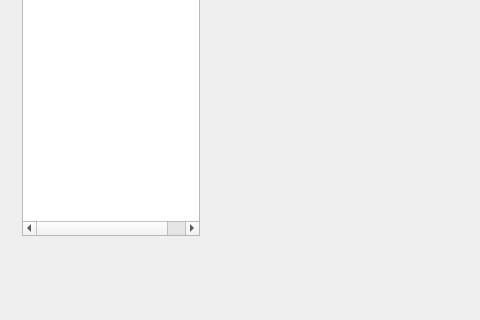
Qt form mainwindow.ui (NotBjoggisAtAll/Tomato-Engine) before a commit; both pictures show x 0 to 480 and y 438 to 758 of the 1521 by 758 pixel window.
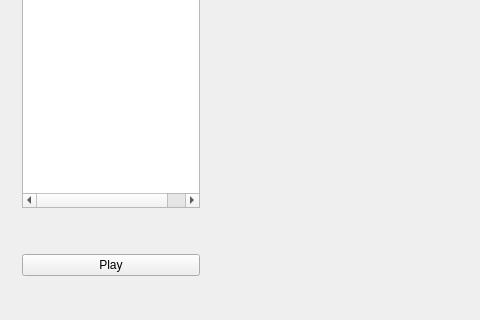
The same form after that commit.

```diff
--- a/mainwindow.ui
+++ b/mainwindow.ui
@@ -69,6 +69,13 @@
             </property>
            </spacer>
           </item>
+          <item>
+           <widget class="QPushButton" name="playButton">
+            <property name="text">
+             <string>Play</string>
+            </property>
+           </widget>
+          </item>
          </layout>
         </item>
        </layout>
```
